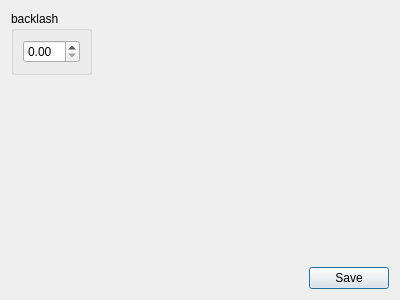
Before: the Qt Designer form WLProj/WLMill/WLMillDriveWidget.ui in wldevru/src, drawn with Qt 5.
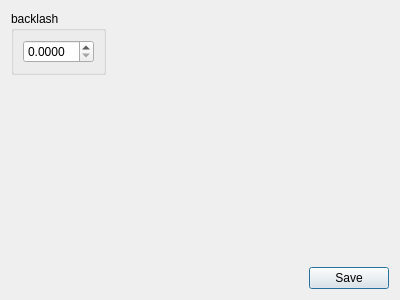
After: the same form once the commit is applied.

What changed in the file:
```diff
--- a/WLProj/WLMill/WLMillDriveWidget.ui
+++ b/WLProj/WLMill/WLMillDriveWidget.ui
@@ -44,7 +44,14 @@
      </property>
      <layout class="QGridLayout" name="gridLayout">
       <item row="0" column="0">
-       <widget class="QDoubleSpinBox" name="sbBacklash"/>
+       <widget class="QDoubleSpinBox" name="sbBacklash">
+        <property name="decimals">
+         <number>4</number>
+        </property>
+        <property name="maximum">
+         <double>20.000000000000000</double>
+        </property>
+       </widget>
       </item>
      </layout>
     </widget>
```
